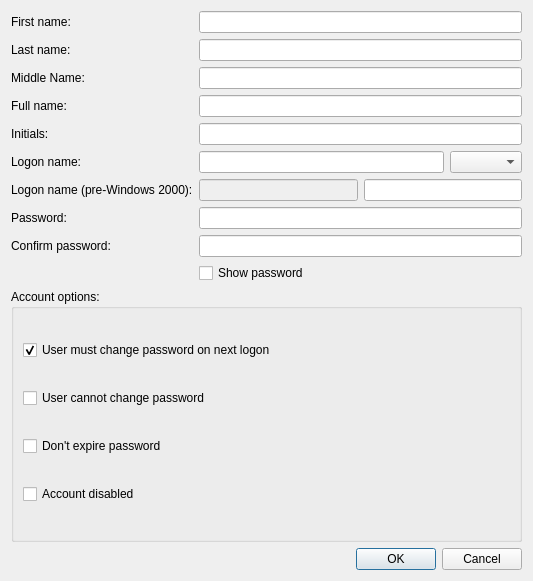
Qt form src/admc/ui/dialog/create/user.ui (altlinux/admc) before a commit.
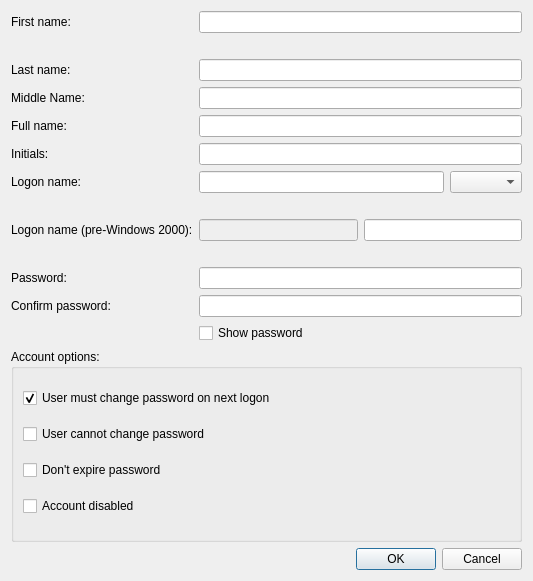
The same form after that commit.

Commit message: feat(admc/ui/dialog/create/user): improve input validation

```diff
--- a/src/admc/ui/dialog/create/user.ui
+++ b/src/admc/ui/dialog/create/user.ui
@@ -26,79 +26,67 @@
      <item row="0" column="1">
       <widget class="QLineEdit" name="first_name_edit"/>
      </item>
-     <item row="1" column="0">
+     <item row="1" column="1">
+       <widget class="QLabel" name="first_name_error">
+         <property name="visible">
+           <bool>false</bool>
+         </property>
+         <property name="styleSheet">
+           <string notr="true">color: #ff0000;</string>
+         </property>
+         <property name="text">
+           <string></string>
+         </property>
+       </widget>
+     </item>
+     <item row="2" column="0">
       <widget class="QLabel" name="lastNameLabel">
        <property name="text">
         <string>Last name:</string>
        </property>
       </widget>
      </item>
-     <item row="1" column="1">
+     <item row="2" column="1">
       <widget class="QLineEdit" name="last_name_edit"/>
      </item>
      <item row="3" column="0">
+      <widget class="QLabel" name="middle_name_label">
+       <property name="text">
+        <string>Middle Name:</string>
+       </property>
+      </widget>
+     </item>
+     <item row="3" column="1">
+      <widget class="QLineEdit" name="middle_name_edit"/>
+     </item>
+     <item row="4" column="0">
       <widget class="QLabel" name="fullNameLabel">
        <property name="text">
         <string>Full name:</string>
        </property>
       </widget>
      </item>
-     <item row="3" column="1">
+     <item row="4" column="1">
       <widget class="QLineEdit" name="name_edit"/>
      </item>
-     <item row="4" column="0">
+     <item row="5" column="0">
       <widget class="QLabel" name="initialsLabel">
        <property name="text">
         <string>Initials:</string>
        </property>
       </widget>
      </item>
-     <item row="4" column="1">
+     <item row="5" column="1">
       <widget class="QLineEdit" name="initials_edit"/>
      </item>
-     <item row="5" column="0">
+     <item row="6" column="0">
       <widget class="QLabel" name="logonNameLabel">
        <property name="text">
         <string>Logon name:</string>
        </property>
       </widget>
      </item>
-     <item row="6" column="0">
-      <widget class="QLabel" name="logonNamePreWindows2000Label">
-       <property name="text">
-        <string>Logon name (pre-Windows 2000):</string>
-       </property>
-      </widget>
-     </item>
-     <item row="7" column="0">
-      <widget class="QLabel" name="passwordLabel">
-       <property name="text">
-        <string>Password:</string>
-       </property>
-      </widget>
-     </item>
-     <item row="7" column="1">
-      <widget class="QLineEdit" name="password_main_edit">
-       <property name="echoMode">
-        <enum>QLineEdit::Password</enum>
-       </property>
-      </widget>
-     </item>
-     <item row="8" column="0">
-      <widget class="QLabel" name="passwordconfirmlabel">
-       <property name="text">
-        <string>Confirm password:</string>
-       </property>
-      </widget>
-     </item>
-     <item row="8" column="1">
-      <widget class="QLineEdit" name="password_confirm_edit">
-       <property name="echoMode">
-        <enum>QLineEdit::Password</enum>
-       </property>
-      </widget>
-     </item>
-     <item row="5" column="1">
+     <item row="6" column="1">
       <layout class="QHBoxLayout" name="horizontalLayout">
        <item>
         <widget class="QLineEdit" name="upn_prefix_edit"/>
@@ -108,7 +96,27 @@
        </item>
       </layout>
      </item>
-     <item row="6" column="1">
+     <item row="7" column="1">
+       <widget class="QLabel" name="upn_prefix_error">
+         <property name="visible">
+           <bool>false</bool>
+         </property>
+         <property name="styleSheet">
+           <string notr="true">color: #ff0000;</string>
+         </property>
+         <property name="text">
+           <string></string>
+         </property>
+       </widget>
+     </item>
+     <item row="8" column="0">
+      <widget class="QLabel" name="logonNamePreWindows2000Label">
+       <property name="text">
+        <string>Logon name (pre-Windows 2000):</string>
+       </property>
+      </widget>
+     </item>
+     <item row="8" column="1">
       <layout class="QHBoxLayout" name="horizontalLayout_2">
        <item>
         <widget class="QLineEdit" name="sam_name_domain_edit">
@@ -123,22 +131,53 @@
       </layout>
      </item>
      <item row="9" column="1">
+       <widget class="QLabel" name="sam_name_error">
+         <property name="visible">
+           <bool>false</bool>
+         </property>
+         <property name="styleSheet">
+           <string notr="true">color: #ff0000;</string>
+         </property>
+         <property name="text">
+           <string></string>
+         </property>
+       </widget>
+     </item>
+     <item row="10" column="0">
+      <widget class="QLabel" name="passwordLabel">
+       <property name="text">
+        <string>Password:</string>
+       </property>
+      </widget>
+     </item>
+     <item row="10" column="1">
+      <widget class="QLineEdit" name="password_main_edit">
+       <property name="echoMode">
+        <enum>QLineEdit::Password</enum>
+       </property>
+      </widget>
+     </item>
+     <item row="11" column="0">
+      <widget class="QLabel" name="passwordconfirmlabel">
+       <property name="text">
+        <string>Confirm password:</string>
+       </property>
+      </widget>
+     </item>
+     <item row="11" column="1">
+      <widget class="QLineEdit" name="password_confirm_edit">
+       <property name="echoMode">
+        <enum>QLineEdit::Password</enum>
+       </property>
+      </widget>
+     </item>
+     <item row="12" column="1">
       <widget class="QCheckBox" name="show_password_check">
        <property name="text">
         <string>Show password</string>
        </property>
       </widget>
      </item>
-     <item row="2" column="1">
-      <widget class="QLineEdit" name="middle_name_edit"/>
-     </item>
-     <item row="2" column="0">
-      <widget class="QLabel" name="middle_name_label">
-       <property name="text">
-        <string>Middle Name:</string>
-       </property>
-      </widget>
-     </item>
     </layout>
    </item>
    <item>
```
Left out of the diff: 2 changed lines with no effect on the pictures. The commit also changes 3 other files.
